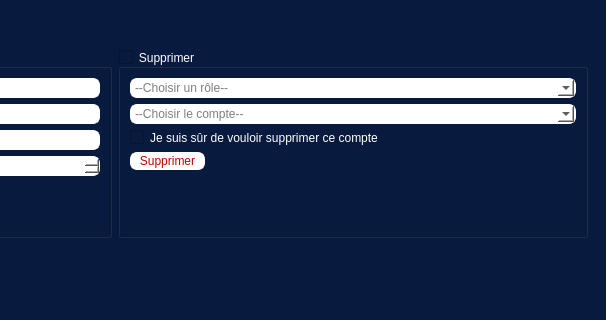
Before: the Qt Designer form source/application/application.ui in Projet-Trophee-NSI/Olympic-Tournament, drawn with Qt 5; both pictures show x 484 to 1090 and y 0 to 320 of the 1090 by 949 pixel window.
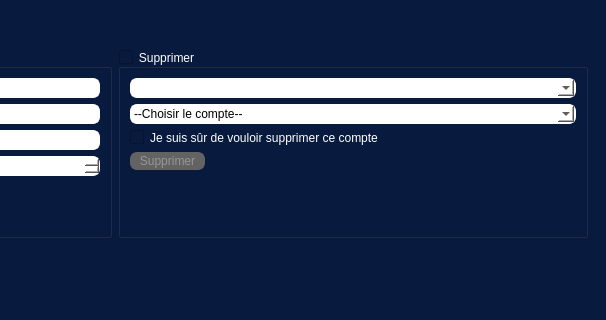
After: the same form once the commit is applied. The open tabs and pages were chosen to show the change.

What changed in the file:
```diff
--- a/source/application/application.ui
+++ b/source/application/application.ui
@@ -1768,8 +1768,14 @@
 border: 2px solid white;
 border-radius: 7px;</string>
                </property>
+               <property name="editable">
+                <bool>false</bool>
+               </property>
+               <property name="currentText">
+                <string/>
+               </property>
                <property name="placeholderText">
-                <string>--Choisir un rôle--</string>
+                <string/>
                </property>
               </widget>
              </item>
@@ -1781,6 +1787,12 @@
 border: 2px solid white;
 border-radius: 7px;</string>
                </property>
+               <property name="editable">
+                <bool>true</bool>
+               </property>
+               <property name="currentText">
+                <string>--Choisir le compte--</string>
+               </property>
                <property name="placeholderText">
                 <string>--Choisir le compte--</string>
                </property>
@@ -1807,9 +1819,9 @@
                   </size>
                  </property>
                  <property name="styleSheet">
-                  <string notr="true">color: rgb(193, 0, 0);
-background-color: rgb(255, 255, 255);
-border: 2px solid white;
+                  <string notr="true">background-color: rgb(99, 99, 99);
+color: rgb(150, 150, 150);
+border: 2px solid rgb(99, 99, 99);
 border-radius: 7px;</string>
                  </property>
                  <property name="text">
```
Left out of the diff: 42 changed lines with no effect on the pictures.
